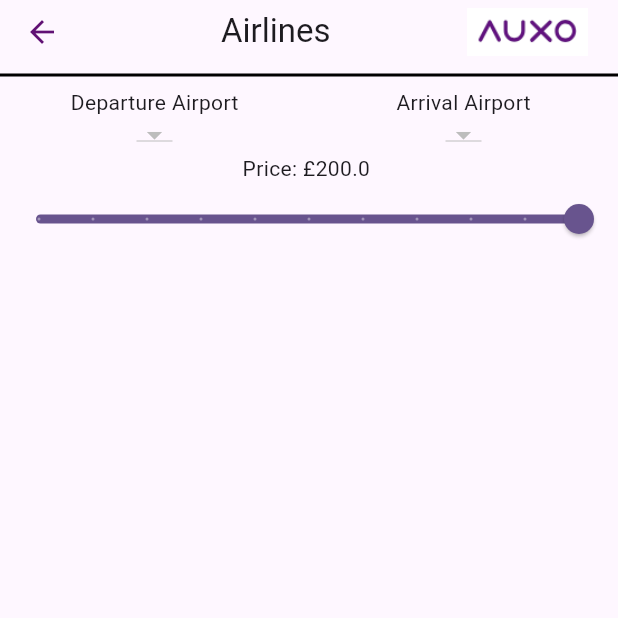
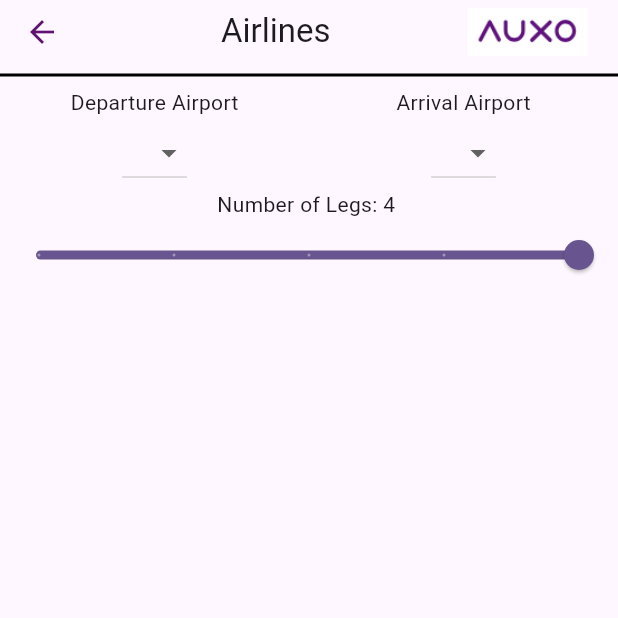
Before and after one commit to victorothon/flutter-assessment, a Flutter app: the Airlines screen opened directly, on a phone screen of 412 x 824 dp, the top half of it. Run offline on Flutter 3.47's test engine with Material 3 defaults, Android fonts, the light colour scheme and no system bars; our stand-ins replace sqflite; accounts and stored records are empty; network calls fail.

Commit message:
final commit for presentation

```diff
--- a/auxo_flights/lib/main.dart
+++ b/auxo_flights/lib/main.dart
@@ -1,3 +1,4 @@
+import 'package:auxo_flights/widgets/airlines/airlines.dart';
 import 'package:auxo_flights/widgets/flights/flight_detail.dart';
 import 'package:auxo_flights/widgets/flights/flights.dart';
 import 'package:auxo_flights/widgets/home/home.dart';
@@ -55,6 +56,7 @@ class MyApp extends StatelessWidget {
         Splash.routeName: (context) => const Splash(),
         Home.routeName: (context) => Home(),
         Flights.routeName: (context) => Flights(),
+        Airlines.routeName: (context) => Airlines(),
         },
       onGenerateRoute: (settings) {
         if (settings.name == FlightDetail.routeName) {
--- a/auxo_flights/lib/widgets/airlines/airlines.dart
+++ b/auxo_flights/lib/widgets/airlines/airlines.dart
@@ -14,10 +14,11 @@ class _AirlinesState extends State<Airlines> {
   List<Map<String, dynamic>> itineraries = [];
   List<Map<String, dynamic>> legs = [];
   List<Map<String, dynamic>> airlines = [];
-  double _currentSliderValue = 200; //price slider value
+  int _currentSliderValue = 4; //price slider value
   String? departureAirport;
   String? arrivalAirport;
-  double price = 200;
+  String? airlineId;
+  int count = 4;
 
   List<dynamic> filteredData = [];
 
@@ -40,49 +41,38 @@ class _AirlinesState extends State<Airlines> {
   void updateFilteredData() async {
     List<Map<String, dynamic>> tempFilteredData = [];
 
-    if (departureAirport == null && arrivalAirport == null) {
-      tempFilteredData =
-          await DatabaseHelper.instance.getItineraries(null, null, price);
-    } else {
     tempFilteredData = await DatabaseHelper.instance
-          .getItineraries(departureAirport, arrivalAirport, price);
-    }
+          .getLegs(departureAirport, arrivalAirport, count);
+
     setState(() {
       filteredData = tempFilteredData;
     });
   }
 
-  List<Map<String, dynamic>> filteredDataToDisplay() {
-    List<Map<String, dynamic>> result = [];
+  List<Map<String, dynamic>> filteredLegDataToDisplay(List<dynamic> filteredData) {
+    Map<String, Map<String, dynamic>> airlineData = {};
 
-    for (var itinerary in filteredData) {
-      List<String> legIds = itinerary['legs'].split(',');
+    for (var leg in filteredData) {
+      String airlineId = leg['airline_id'] as String;
 
-      String firstLegDepartureAirport = legs.firstWhere(
-          (leg) => leg['id'] == legIds.first)['departure_airport'] as String;
-      String lastLegArrivalAirport =
-          legs.firstWhere((leg) => leg['id'] == legIds.last)['arrival_airport']
-              as String;
+      if (!airlineData.containsKey(airlineId)) {
+        // Get airline name from the global airlines list
+        String airlineName = airlines.firstWhere((airline) => airline['id'] == airlineId)['name'] as String;
 
-      int stops = 0;
-      for (var legId in legIds) {
-        stops += legs.firstWhere((leg) => leg['id'] == legId)['stops'] as int;
+        airlineData[airlineId] = {
+          'airline_name': airlineName,
+          'departure_airports': [],
+          'arrival_airports': [],
+          'num_of_legs': 0,
+        };
       }
 
-      double price = (itinerary['price'] is int)
-          ? (itinerary['price'] as int).toDouble()
-          : itinerary['price'] as double;
-
-      result.add({
-        'id': itinerary['id'],
-        'departure_airport': firstLegDepartureAirport,
-        'arrival_airport': lastLegArrivalAirport,
-        'stops': stops.toString(),
-        'price': price.round().toString(),
-      });
+      airlineData[airlineId]?['departure_airports'].add(leg['departure_airport']);
+      airlineData[airlineId]?['arrival_airports'].add(leg['arrival_airport']);
+      airlineData[airlineId]?['num_of_legs']++;
     }
 
-    return result;
+    return airlineData.values.toList();
   }
 
   @override
@@ -91,7 +81,7 @@ class _AirlinesState extends State<Airlines> {
         legs.map((leg) => leg['departure_airport'] as String).toSet().toList();
     List<String> arrivalAirports =
         legs.map((leg) => leg['arrival_airport'] as String).toSet().toList();
-    List<Map<String, dynamic>> dataToDisplay = filteredDataToDisplay();
+    List<Map<String, dynamic>> dataToDisplay = filteredLegDataToDisplay(filteredData);
 
     return Scaffold(
       appBar: AppBar(
@@ -130,7 +120,7 @@ class _AirlinesState extends State<Airlines> {
                     Text('Departure Airport'),
                     DropdownButton<String>(
                       value: departureAirport,
-                      items: departureAirports.map((String value) {
+                      items: <String>['All', ...departureAirports].map((String value) {
                         return DropdownMenuItem<String>(
                           value: value,
                           child: Text(value),
@@ -138,7 +128,7 @@ class _AirlinesState extends State<Airlines> {
                       }).toList(),
                       onChanged: (String? newValue) {
                         setState(() {
-                          departureAirport = newValue;
+                          departureAirport = newValue == 'All' ? null : newValue;
                           updateFilteredData();
                         });
                       },
@@ -152,7 +142,7 @@ class _AirlinesState extends State<Airlines> {
                     Text('Arrival Airport'),
                     DropdownButton<String>(
                       value: arrivalAirport,
-                      items: arrivalAirports.map((String value) {
+                      items: <String>['All', ...arrivalAirports].map((String value) {
                         return DropdownMenuItem<String>(
                           value: value,
                           child: Text(value),
@@ -160,7 +150,7 @@ class _AirlinesState extends State<Airlines> {
                       }).toList(),
                       onChanged: (String? newValue) {
                         setState(() {
-                          arrivalAirport = newValue;
+                          arrivalAirport = newValue == 'All' ? null : newValue;
                           updateFilteredData();
                         });
                       },
@@ -172,17 +162,17 @@ class _AirlinesState extends State<Airlines> {
           ),
           Column(
             children: <Widget>[
-              Text('Price: £${price.toString()} '),
+              Text('Number of Legs: ${count.toString()} '),
               Slider(
-                value: _currentSliderValue,
+                value: _currentSliderValue.toDouble(),
                 min: 0,
-                max: 200,
-                divisions: 10,
+                max: 4,
+                divisions: 4,
                 label: _currentSliderValue.round().toString(),
-                onChanged: (double newvalue) {
+                onChanged: (double newValue) {
                   setState(() {
-                    _currentSliderValue = newvalue;
-                    price = newvalue;
+                    _currentSliderValue = newValue.toInt();
+                    count = newValue.toInt();
                     updateFilteredData();
                   });
                 },
@@ -194,13 +184,6 @@ class _AirlinesState extends State<Airlines> {
               itemCount: dataToDisplay.length,
               itemBuilder: (context, index) {
                 return GestureDetector(
-                  onTap: () {
-                    Navigator.of(context).push(
-                      MaterialPageRoute(
-                        builder: (context) => FlightDetail(id: dataToDisplay[index]['id']),
-                      ),
-                    );
-                  },
                   child: Card(
                     color: Color.fromARGB(
                         255, 236, 212, 243), // specify the color here
@@ -210,41 +193,23 @@ class _AirlinesState extends State<Airlines> {
                     child: ListTile(
                       title: Column(
                         children: <Widget>[
-                          Row(
-                            children: <Widget>[
-                              Expanded(
-                                child: Text(
-                                  'Departure Airport: ${dataToDisplay[index]['departure_airport']}',
+                          Text(
+                            'Airline: ${dataToDisplay[index]?['airline_name']}',
                             style: TextStyle(fontSize: 16.0),
                           ),
-                              ),
-                              Expanded(
-                                child: Text(
-                                  'Arrival Airport:       ${dataToDisplay[index]['arrival_airport']}',
+                          Text(
+                            'Number of Legs: ${dataToDisplay[index]?['num_of_legs']}',
                             style: TextStyle(fontSize: 16.0),
                           ),
+                          Text(
+                            'Departure Airports: ${dataToDisplay[index]?['departure_airports'].join(', ')}',
+                            style: TextStyle(fontSize: 16.0),
                           ),
-                            ],
+                          Text(
+                            'Arrival Airports: ${dataToDisplay[index]?['arrival_airports'].join(', ')}',
+                            style: TextStyle(fontSize: 16.0),
                           ),
                           Divider(color: Colors.black),
-                          Row(
-                            children: <Widget>[
-                              Expanded(
-                                child: Text(
-                                  'Stops: ${dataToDisplay[index]['stops']}',
-                                  style: TextStyle(fontSize: 16.0),
-                                ),
-                              ),
-                              Expanded(
-                                child: Text(
-                                  '£${dataToDisplay[index]['price']}',
-                                  style: TextStyle(
-                                      fontSize: 20.0,
-                                      fontWeight: FontWeight.bold),
-                                ),
-                              ),
-                            ],
-                          ),
                         ],
                       ),
                     ),
```
Also changed, not shown: auxo_flights/lib/database_helper/database_helper.dart (+38 -0 lines), auxo_flights/lib/widgets/flights/flight_detail.dart (+10 -1 lines), auxo_flights/lib/widgets/flights/flights.dart (+4 -4 lines). Lines whose indentation alone changed are shown as unchanged.
